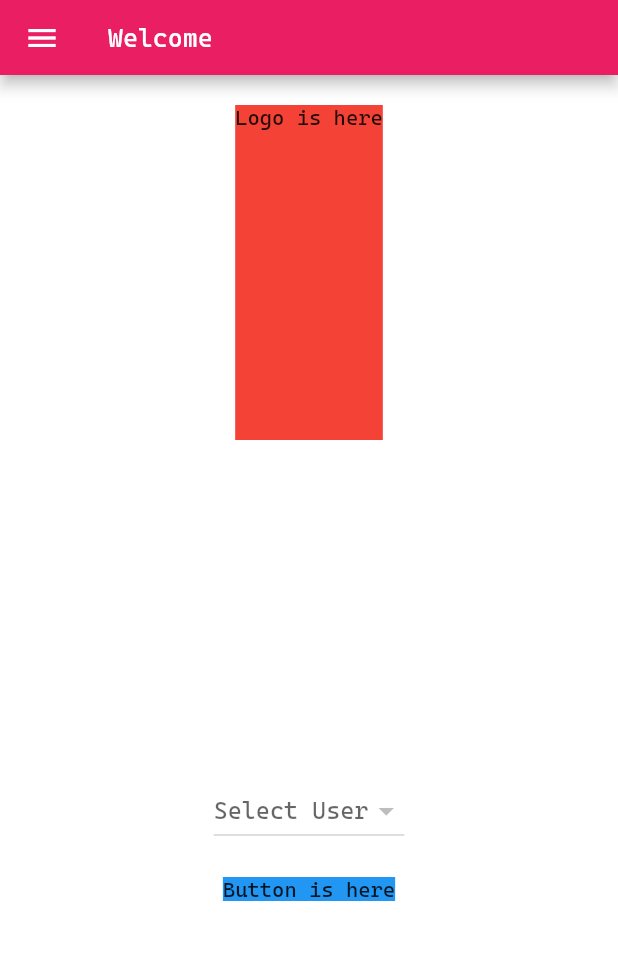
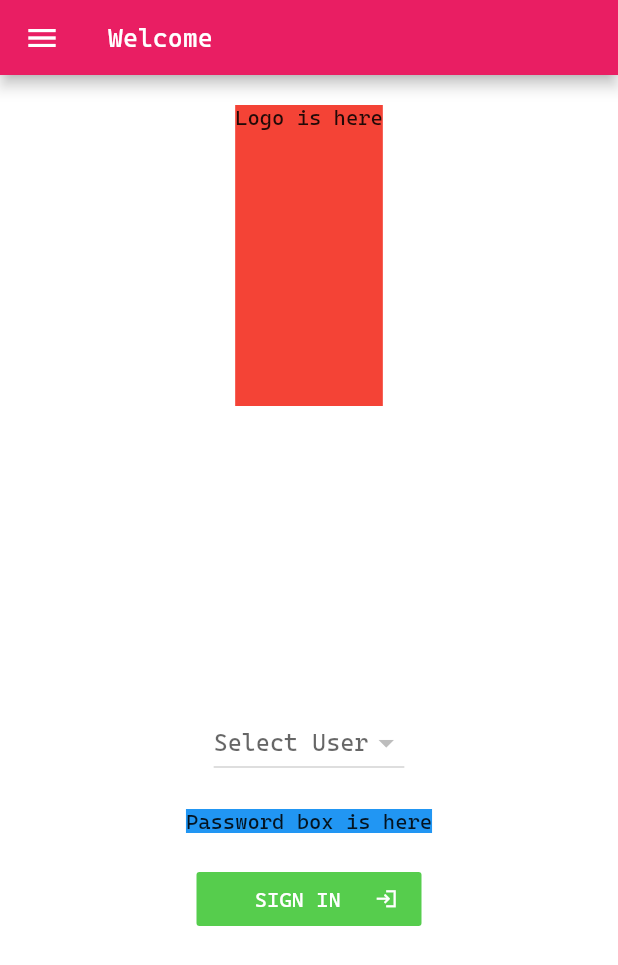
Before and after one commit to halid-ali/guessGame, a Flutter app: the screen it shows after launch, on a phone screen of 412 x 824 dp. Shown: the top 965 px of the screen. Run offline on Flutter 3.47's test engine with Material 2 defaults, Android fonts, the phone set to English and light mode, and no system bars; our stand-ins replace sqflite; missing offline and left inert: steps_indicator; accounts and stored records are empty; generated files the repository leaves out were written again.

Commit message:
visual changes in splash screen

```diff
--- a/lib/screens/splash_screen.dart
+++ b/lib/screens/splash_screen.dart
@@ -2,10 +2,13 @@ import 'package:flutter/material.dart';
 import 'package:flutter_gen/gen_l10n/app_localizations.dart';
 import 'package:guessGame/data/database.dart';
 import 'package:guessGame/data/models/user_model.dart';
+import 'package:guessGame/main.dart';
+import 'package:guessGame/screens/start_screen.dart';
 import 'package:guessGame/screens/user/register.dart';
 import 'package:guessGame/screens/user/user_list.dart';
 import 'package:guessGame/utils/constants.dart';
 import 'package:guessGame/widgets/app_bar.dart';
+import 'package:guessGame/widgets/button.dart';
 import 'package:guessGame/widgets/fade_transition.dart';
 
 class SplashScreen extends StatefulWidget {
@@ -21,6 +24,7 @@ class _SplashScreenState extends State<SplashScreen> {
   void initState() {
     super.initState();
     _populateUsers();
+    AppLocalizations.delegate.load(Locale('de'));
   }
 
   @override
@@ -47,7 +51,7 @@ class _SplashScreenState extends State<SplashScreen> {
               Expanded(child: Container()),
               DropdownButton<User>(
                 value: _selectedUser,
-                hint: Text('Select User'),
+                hint: Text(AppLocalizations.of(context).select_user),
                 items: _users.map((User user) {
                   return DropdownMenuItem<User>(
                     value: user,
@@ -63,19 +67,48 @@ class _SplashScreenState extends State<SplashScreen> {
               SizedBox(height: 20),
               Container(
                 color: Colors.blue,
-                child: Text('Button is here'),
+                child: Text('Password box is here'),
               ),
+              SizedBox(height: 20),
+              CustomButton(
+                  color: Color(0xFF56CD4D),
+                  text: AppLocalizations.of(context).sign_in,
+                  func: () {
+                    Navigator.push(
+                      context,
+                      FadeRouteTransition(page: StartScreen()),
+                    );
+                  },
+                  icon: Icons.login_sharp),
               Expanded(child: Container()),
             ],
           ),
         ),
-        drawer: Drawer(
+        drawer: Container(
+          width: MediaQuery.of(context).size.width * 0.75,
+          child: Drawer(
             child: Container(
               color: Colors.black,
               child: Padding(
                 padding: const EdgeInsets.all(10.0),
                 child: ListView(
                   children: [
+                    SizedBox(
+                      height: 50,
+                      child: Container(
+                        alignment: Alignment.center,
+                        child: Row(
+                          mainAxisSize: MainAxisSize.min,
+                          children: [
+                            _getLanguageButton('EN', 'en'),
+                            Text('|', style: TextStyle(color: Colors.white)),
+                            _getLanguageButton('DE', 'de'),
+                            Text('|', style: TextStyle(color: Colors.white)),
+                            _getLanguageButton('TR', 'tr'),
+                          ],
+                        ),
+                      ),
+                    ),
                     DrawerHeader(
                       margin: const EdgeInsets.only(bottom: 10),
                       padding: const EdgeInsets.all(0),
@@ -85,30 +118,47 @@ class _SplashScreenState extends State<SplashScreen> {
                         child: Text('Logo Here'),
                       ),
                     ),
-                  getDivider(),
-                  getFlatMenu(AppLocalizations.of(context).sign_in, () {}),
-                  getDivider(),
-                  getFlatMenu(AppLocalizations.of(context).register, () {
+                    _getDivider(),
+                    _getFlatMenu(
+                      AppLocalizations.of(context).settings,
+                      () {},
+                      Icons.settings_sharp,
+                    ),
+                    _getDivider(),
+                    _getFlatMenu(
+                      AppLocalizations.of(context).register,
+                      () {
                         Navigator.push(
                           context,
                           FadeRouteTransition(
                             page: RegisterScreen(),
                           ),
                         );
-                  }),
-                  getDivider(),
-                  getFlatMenu(AppLocalizations.of(context).users, () {
+                      },
+                      Icons.receipt_long_sharp,
+                    ),
+                    _getDivider(),
+                    _getFlatMenu(
+                      AppLocalizations.of(context).users,
+                      () {
                         Navigator.push(
                           context,
                           FadeRouteTransition(
                             page: UserListScreen(),
                           ),
                         );
-                  }),
-                  getDivider(),
-                  getFlatMenu(AppLocalizations.of(context).about, () {}),
-                  getDivider(),
+                      },
+                      Icons.person_sharp,
+                    ),
+                    _getDivider(),
+                    _getFlatMenu(
+                      AppLocalizations.of(context).about,
+                      () {},
+                      Icons.info_outlined,
+                    ),
+                    _getDivider(),
                   ],
+                ),
               ),
             ),
           ),
@@ -124,7 +174,20 @@ class _SplashScreenState extends State<SplashScreen> {
     });
   }
 
-  Widget getDivider() {
+  Widget _getLanguageButton(String text, String countryCode) {
+    return TextButton(
+      child: Text(
+        text,
+        style: TextStyle(
+          color: Colors.white,
+        ),
+      ),
+      onPressed: () => GameApp.of(context)
+          .setLocale(Locale.fromSubtags(languageCode: countryCode)),
+    );
+  }
+
+  Widget _getDivider() {
     return Divider(
       height: 5,
       thickness: 1,
@@ -132,10 +195,13 @@ class _SplashScreenState extends State<SplashScreen> {
     );
   }
 
-  Widget getFlatMenu(String title, Function func) {
+  Widget _getFlatMenu(String title, Function func, IconData icon) {
     return Container(
       child: FlatButton(
         padding: const EdgeInsets.all(5.0),
+        child: Row(
+          children: [
+            Expanded(
               child: Container(
                 alignment: Alignment.centerLeft,
                 child: Text(
@@ -146,6 +212,10 @@ class _SplashScreenState extends State<SplashScreen> {
                   ),
                 ),
               ),
+            ),
+            Icon(icon, color: Colors.white),
+          ],
+        ),
         onPressed: func,
       ),
     );
```
Lines whose indentation alone changed are shown as unchanged.
